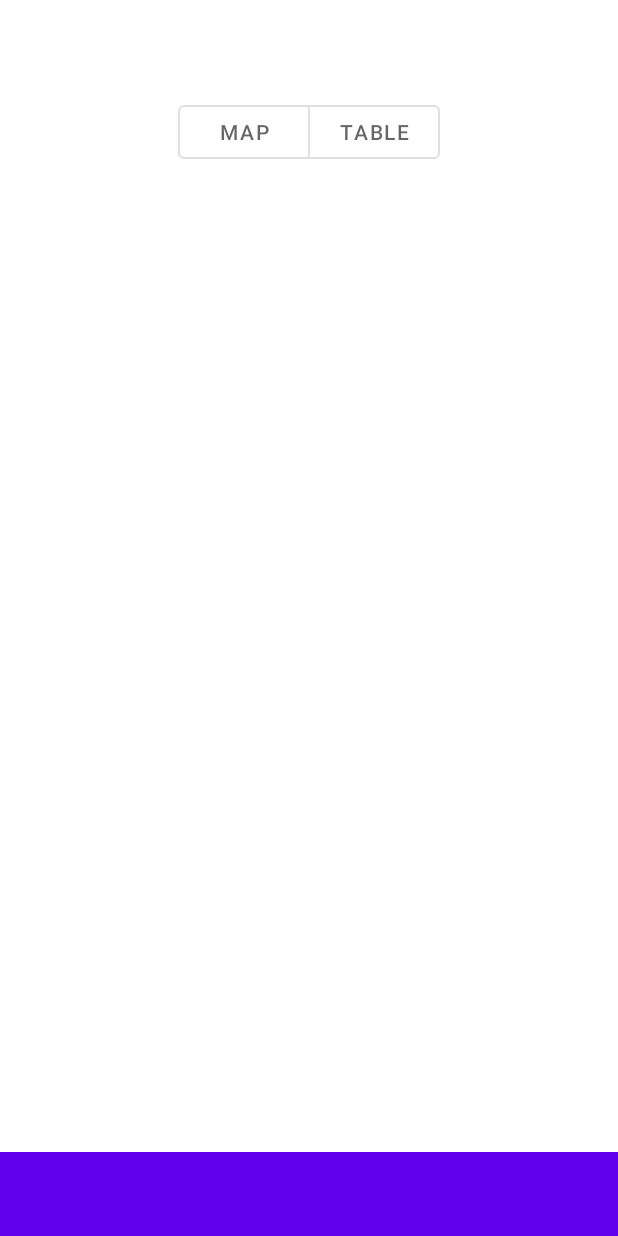
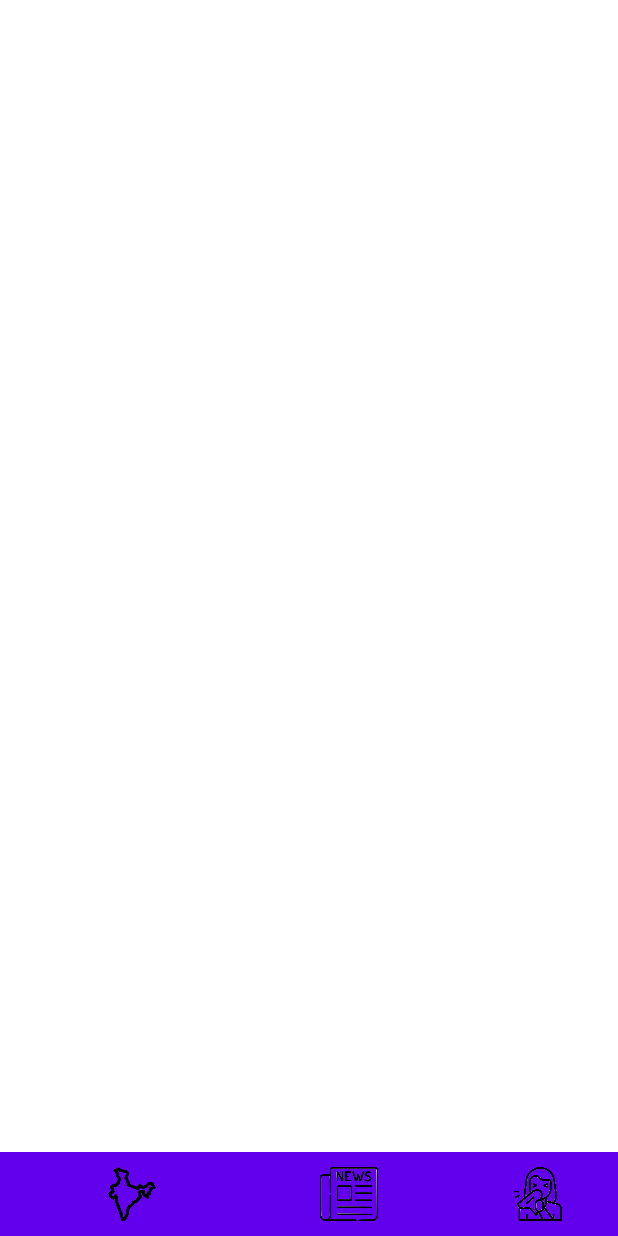
Before and after one commit to ArnavGohil/Covid19, an Android app: the screen it shows after launch (HomeActivity), on a phone screen of 412 x 824 dp. Run offline under Robolectric (Android 15) with nearby library versions, the phone set to English and light mode, and no system bars.

Commit message:
Home Screen :octocat:

```diff
--- a/app/build.gradle
+++ b/app/build.gradle
@@ -28,6 +28,7 @@ dependencies {
 
     implementation 'androidx.appcompat:appcompat:1.1.0'
     implementation 'androidx.constraintlayout:constraintlayout:1.1.3'
+    implementation 'androidx.legacy:legacy-support-v4:1.0.0'
     testImplementation 'junit:junit:4.12'
     androidTestImplementation 'androidx.test.ext:junit:1.1.1'
     androidTestImplementation 'androidx.test.espresso:espresso-core:3.2.0'
--- a/app/src/main/res/layout/activity_home.xml
+++ b/app/src/main/res/layout/activity_home.xml
@@ -6,34 +6,15 @@
     android:layout_height="match_parent"
     tools:context=".HomeActivity">
 
-    <com.google.android.material.button.MaterialButtonToggleGroup
-        android:id="@+id/toggleButton"
-        android:layout_width="wrap_content"
-        android:layout_height="wrap_content"
-        android:layout_marginTop="64dp"
-        app:layout_constraintEnd_toEndOf="parent"
-        app:layout_constraintStart_toStartOf="parent"
-        app:singleSelection="true"
-        app:layout_constraintTop_toTopOf="parent">
-
-        <Button
-            android:id="@+id/button1"
-            style="?attr/materialButtonOutlinedStyle"
-            android:layout_width="wrap_content"
-            android:layout_height="wrap_content"
-            android:text="MAP" />
-
-        <Button
-            android:id="@+id/button3"
-            style="?attr/materialButtonOutlinedStyle"
-            android:layout_width="wrap_content"
-            android:layout_height="wrap_content"
-            android:text="TABLE" />
-    </com.google.android.material.button.MaterialButtonToggleGroup>
-
+    <FrameLayout
+        android:layout_width="match_parent"
+        android:layout_height="656dp"
+        app:layout_constraintBottom_toTopOf="@+id/coordinatorLayout2"
+        app:layout_constraintTop_toTopOf="parent" />
 
 
     <androidx.coordinatorlayout.widget.CoordinatorLayout
+        android:id="@+id/coordinatorLayout2"
         android:layout_width="match_parent"
         android:layout_height="wrap_content"
         app:layout_constraintBottom_toBottomOf="parent">
@@ -44,8 +25,36 @@
             style="@style/Widget.MaterialComponents.BottomAppBar.Colored"
             android:layout_width="match_parent"
             android:layout_height="wrap_content"
-            android:layout_gravity="bottom" />
+            android:layout_gravity="bottom">
 
+            <LinearLayout
+                android:layout_width="match_parent"
+                android:layout_height="36dp"
+                android:orientation="horizontal">
+
+                <ImageView
+                    android:id="@+id/img1"
+                    android:layout_width="wrap_content"
+                    android:layout_height="match_parent"
+                    android:layout_weight="1"
+                    android:src="@drawable/india" />
+
+                <ImageView
+                    android:id="@+id/img2"
+                    android:layout_width="wrap_content"
+                    android:layout_height="match_parent"
+                    android:layout_weight="1"
+                    android:src="@drawable/news" />
+
+                <ImageView
+                    android:id="@+id/img3"
+                    android:layout_width="wrap_content"
+                    android:layout_height="match_parent"
+                    android:layout_weight="1"
+                    android:src="@drawable/prec" />
+
+            </LinearLayout>
+        </com.google.android.material.bottomappbar.BottomAppBar>
 
     </androidx.coordinatorlayout.widget.CoordinatorLayout>
 
```
Also changed, not shown: app/src/main/res/drawable/india.png (added), app/src/main/res/drawable/news.png (added), app/src/main/res/drawable/prec.png (added).
